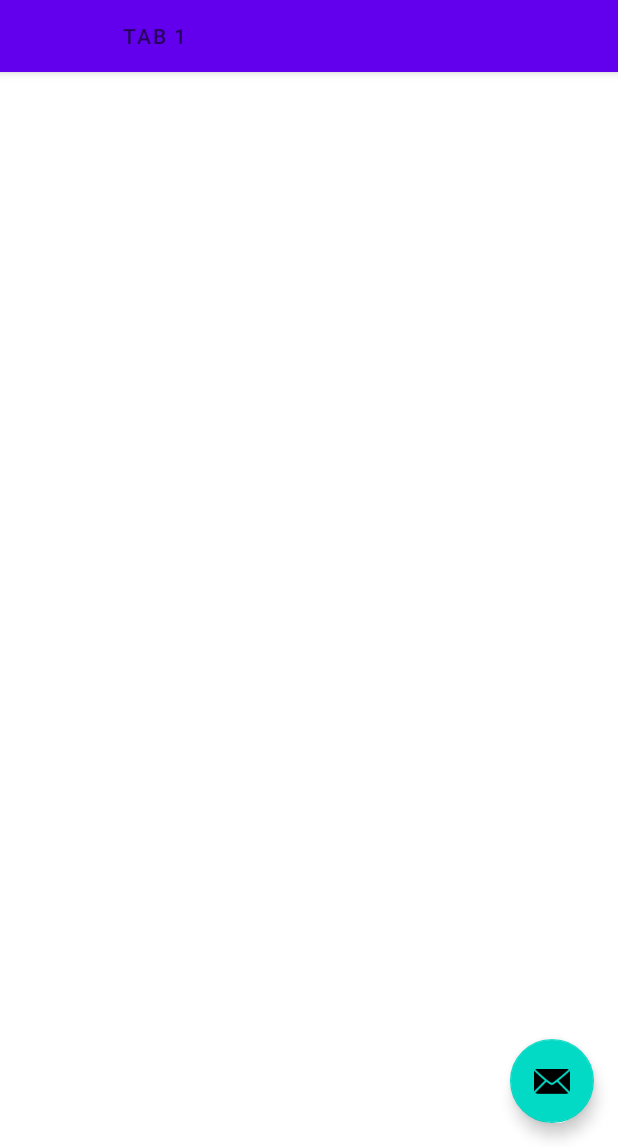
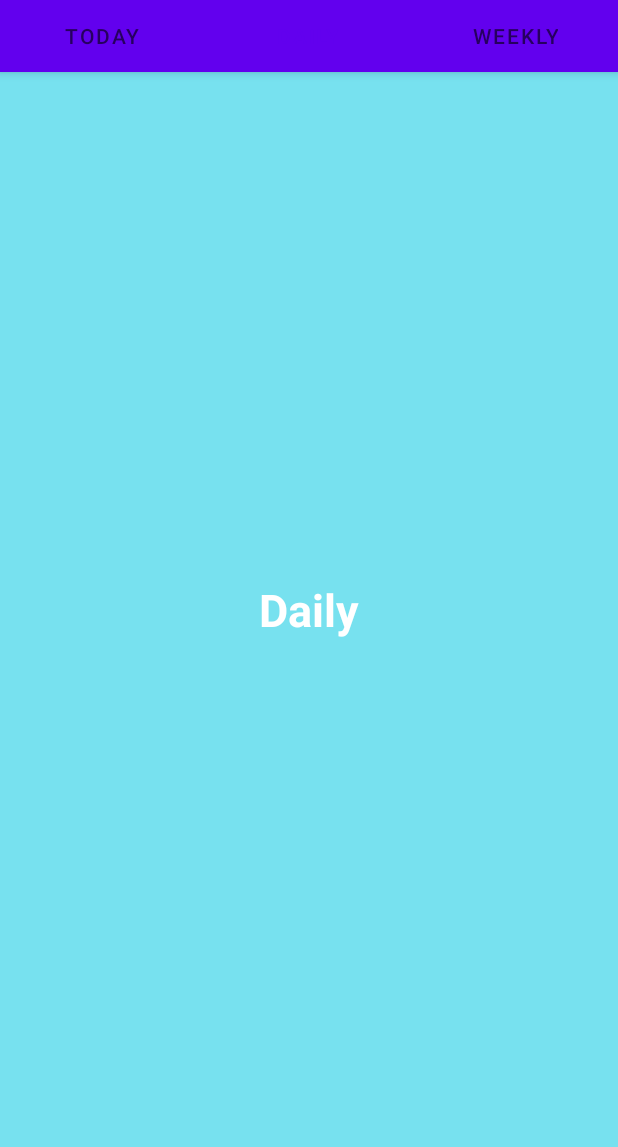
Before and after one commit to zfareed/TabsApplication, an Android app: the screen it shows after launch (MainActivity), tab 2 chosen, on a phone screen of 412 x 824 dp, the part 89-1236 px from its top. Run offline under Robolectric (Android 15) with nearby library versions, the phone set to English and light mode, and no system bars.

```diff
--- a/app/build.gradle
+++ b/app/build.gradle
@@ -35,6 +35,7 @@ dependencies {
     implementation 'androidx.constraintlayout:constraintlayout:2.0.4'
     implementation 'androidx.lifecycle:lifecycle-livedata-ktx:2.2.0'
     implementation 'androidx.lifecycle:lifecycle-viewmodel-ktx:2.2.0'
+    implementation 'androidx.legacy:legacy-support-v4:1.0.0'
     testImplementation 'junit:junit:4.+'
     androidTestImplementation 'androidx.test.ext:junit:1.1.2'
     androidTestImplementation 'androidx.test.espresso:espresso-core:3.3.0'
--- /dev/null
+++ b/app/src/main/java/com/example/tabsapplication/Daily.java
@@ -0,0 +1,64 @@
+package com.example.tabsapplication;
+
+import android.os.Bundle;
+
+import androidx.fragment.app.Fragment;
+
+import android.view.LayoutInflater;
+import android.view.View;
+import android.view.ViewGroup;
+
+/**
+ * A simple {@link Fragment} subclass.
+ * Use the {@link Daily#newInstance} factory method to
+ * create an instance of this fragment.
+ */
+public class Daily extends Fragment {
+
+    // TODO: Rename parameter arguments, choose names that match
+    // the fragment initialization parameters, e.g. ARG_ITEM_NUMBER
+    private static final String ARG_PARAM1 = "param1";
+    private static final String ARG_PARAM2 = "param2";
+
+    // TODO: Rename and change types of parameters
+    private String mParam1;
+    private String mParam2;
+
+    public Daily() {
+        // Required empty public constructor
+    }
+
+    /**
+     * Use this factory method to create a new instance of
+     * this fragment using the provided parameters.
+     *
+     * @param param1 Parameter 1.
+     * @param param2 Parameter 2.
+     * @return A new instance of fragment Daily.
+     */
+    // TODO: Rename and change types and number of parameters
+    public static Daily newInstance(String param1, String param2) {
+        Daily fragment = new Daily();
+        Bundle args = new Bundle();
+        args.putString(ARG_PARAM1, param1);
+        args.putString(ARG_PARAM2, param2);
+        fragment.setArguments(args);
+        return fragment;
+    }
+
+    @Override
+    public void onCreate(Bundle savedInstanceState) {
+        super.onCreate(savedInstanceState);
+        if (getArguments() != null) {
+            mParam1 = getArguments().getString(ARG_PARAM1);
+            mParam2 = getArguments().getString(ARG_PARAM2);
+        }
+    }
+
+    @Override
+    public View onCreateView(LayoutInflater inflater, ViewGroup container,
+                             Bundle savedInstanceState) {
+        // Inflate the layout for this fragment
+        return inflater.inflate(R.layout.fragment_daily, container, false);
+    }
+}
--- a/app/src/main/java/com/example/tabsapplication/MainActivity.java
+++ b/app/src/main/java/com/example/tabsapplication/MainActivity.java
@@ -21,19 +21,11 @@ public class MainActivity extends AppCompatActivity {
     protected void onCreate(Bundle savedInstanceState) {
         super.onCreate(savedInstanceState);
         setContentView(R.layout.activity_main);
-        SectionsPagerAdapter sectionsPagerAdapter = new SectionsPagerAdapter(this, getSupportFragmentManager());
+        SectionsPagerAdapter sectionsPagerAdapter = new SectionsPagerAdapter(getSupportFragmentManager(),3);
         ViewPager viewPager = findViewById(R.id.view_pager);
         viewPager.setAdapter(sectionsPagerAdapter);
         TabLayout tabs = findViewById(R.id.tabs);
         tabs.setupWithViewPager(viewPager);
-        FloatingActionButton fab = findViewById(R.id.fab);
 
-        fab.setOnClickListener(new View.OnClickListener() {
-            @Override
-            public void onClick(View view) {
-                Snackbar.make(view, "Replace with your own action", Snackbar.LENGTH_LONG)
-                        .setAction("Action", null).show();
-            }
-        });
     }
 }
--- /dev/null
+++ b/app/src/main/java/com/example/tabsapplication/Today.java
@@ -0,0 +1,64 @@
+package com.example.tabsapplication;
+
+import android.os.Bundle;
+
+import androidx.fragment.app.Fragment;
+
+import android.view.LayoutInflater;
+import android.view.View;
+import android.view.ViewGroup;
+
+/**
+ * A simple {@link Fragment} subclass.
+ * Use the {@link Today#newInstance} factory method to
+ * create an instance of this fragment.
+ */
+public class Today extends Fragment {
+
+    // TODO: Rename parameter arguments, choose names that match
+    // the fragment initialization parameters, e.g. ARG_ITEM_NUMBER
+    private static final String ARG_PARAM1 = "param1";
+    private static final String ARG_PARAM2 = "param2";
+
+    // TODO: Rename and change types of parameters
+    private String mParam1;
+    private String mParam2;
+
+    public Today() {
+        // Required empty public constructor
+    }
+
+    /**
+     * Use this factory method to create a new instance of
+     * this fragment using the provided parameters.
+     *
+     * @param param1 Parameter 1.
+     * @param param2 Parameter 2.
+     * @return A new instance of fragment Today.
+     */
+    // TODO: Rename and change types and number of parameters
+    public static Today newInstance(String param1, String param2) {
+        Today fragment = new Today();
+        Bundle args = new Bundle();
+        args.putString(ARG_PARAM1, param1);
+        args.putString(ARG_PARAM2, param2);
+        fragment.setArguments(args);
+        return fragment;
+    }
+
+    @Override
+    public void onCreate(Bundle savedInstanceState) {
+        super.onCreate(savedInstanceState);
+        if (getArguments() != null) {
+            mParam1 = getArguments().getString(ARG_PARAM1);
+            mParam2 = getArguments().getString(ARG_PARAM2);
+        }
+    }
+
+    @Override
+    public View onCreateView(LayoutInflater inflater, ViewGroup container,
+                             Bundle savedInstanceState) {
+        // Inflate the layout for this fragment
+        return inflater.inflate(R.layout.fragment_today, container, false);
+    }
+}
--- /dev/null
+++ b/app/src/main/java/com/example/tabsapplication/Weekly.java
@@ -0,0 +1,64 @@
+package com.example.tabsapplication;
+
+import android.os.Bundle;
+
+import androidx.fragment.app.Fragment;
+
+import android.view.LayoutInflater;
+import android.view.View;
+import android.view.ViewGroup;
+
+/**
+ * A simple {@link Fragment} subclass.
+ * Use the {@link Weekly#newInstance} factory method to
+ * create an instance of this fragment.
+ */
+public class Weekly extends Fragment {
+
+    // TODO: Rename parameter arguments, choose names that match
+    // the fragment initialization parameters, e.g. ARG_ITEM_NUMBER
+    private static final String ARG_PARAM1 = "param1";
+    private static final String ARG_PARAM2 = "param2";
+
+    // TODO: Rename and change types of parameters
+    private String mParam1;
+    private String mParam2;
+
+    public Weekly() {
+        // Required empty public constructor
+    }
+
+    /**
+     * Use this factory method to create a new instance of
+     * this fragment using the provided parameters.
+     *
+     * @param param1 Parameter 1.
+     * @param param2 Parameter 2.
+     * @return A new instance of fragment Weekly.
+     */
+    // TODO: Rename and change types and number of parameters
+    public static Weekly newInstance(String param1, String param2) {
+        Weekly fragment = new Weekly();
+        Bundle args = new Bundle();
+        args.putString(ARG_PARAM1, param1);
+        args.putString(ARG_PARAM2, param2);
+        fragment.setArguments(args);
+        return fragment;
+    }
+
+    @Override
+    public void onCreate(Bundle savedInstanceState) {
+        super.onCreate(savedInstanceState);
+        if (getArguments() != null) {
+            mParam1 = getArguments().getString(ARG_PARAM1);
+            mParam2 = getArguments().getString(ARG_PARAM2);
+        }
+    }
+
+    @Override
+    public View onCreateView(LayoutInflater inflater, ViewGroup container,
+                             Bundle savedInstanceState) {
+        // Inflate the layout for this fragment
+        return inflater.inflate(R.layout.fragment_weekly, container, false);
+    }
+}
--- a/app/src/main/java/com/example/tabsapplication/ui/main/PageViewModel.java
+++ /dev/null
@@ -1,26 +0,0 @@
-package com.example.tabsapplication.ui.main;
-
-import androidx.arch.core.util.Function;
-import androidx.lifecycle.LiveData;
-import androidx.lifecycle.MutableLiveData;
-import androidx.lifecycle.Transformations;
-import androidx.lifecycle.ViewModel;
-
-public class PageViewModel extends ViewModel {
-
-    private MutableLiveData<Integer> mIndex = new MutableLiveData<>();
-    private LiveData<String> mText = Transformations.map(mIndex, new Function<Integer, String>() {
-        @Override
-        public String apply(Integer input) {
-            return "Hello world from section: " + input;
-        }
-    });
-
-    public void setIndex(int index) {
-        mIndex.setValue(index);
-    }
-
-    public LiveData<String> getText() {
-        return mText;
-    }
-}
--- a/app/src/main/java/com/example/tabsapplication/ui/main/PlaceholderFragment.java
+++ /dev/null
@@ -1,59 +0,0 @@
-package com.example.tabsapplication.ui.main;
-
-import android.os.Bundle;
-import android.view.LayoutInflater;
-import android.view.View;
-import android.view.ViewGroup;
-import android.widget.TextView;
-
-import androidx.annotation.Nullable;
-import androidx.annotation.NonNull;
-import androidx.fragment.app.Fragment;
-import androidx.lifecycle.Observer;
-import androidx.lifecycle.ViewModelProvider;
-
-import com.example.tabsapplication.R;
-
-/**
- * A placeholder fragment containing a simple view.
- */
-public class PlaceholderFragment extends Fragment {
-
-    private static final String ARG_SECTION_NUMBER = "section_number";
-
-    private PageViewModel pageViewModel;
-
-    public static PlaceholderFragment newInstance(int index) {
-        PlaceholderFragment fragment = new PlaceholderFragment();
-        Bundle bundle = new Bundle();
-        bundle.putInt(ARG_SECTION_NUMBER, index);
-        fragment.setArguments(bundle);
-        return fragment;
-    }
-
-    @Override
-    public void onCreate(Bundle savedInstanceState) {
-        super.onCreate(savedInstanceState);
-        pageViewModel = new ViewModelProvider(this).get(PageViewModel.class);
-        int index = 1;
-        if (getArguments() != null) {
-            index = getArguments().getInt(ARG_SECTION_NUMBER);
-        }
-        pageViewModel.setIndex(index);
-    }
-
-    @Override
-    public View onCreateView(
-            @NonNull LayoutInflater inflater, ViewGroup container,
-            Bundle savedInstanceState) {
-        View root = inflater.inflate(R.layout.fragment_main, container, false);
-        final TextView textView = root.findViewById(R.id.section_label);
-        pageViewModel.getText().observe(this, new Observer<String>() {
-            @Override
-            public void onChanged(@Nullable String s) {
-                textView.setText(s);
-            }
-        });
-        return root;
-    }
-}
--- a/app/src/main/java/com/example/tabsapplication/ui/main/SectionsPagerAdapter.java
+++ b/app/src/main/java/com/example/tabsapplication/ui/main/SectionsPagerAdapter.java
@@ -1,6 +1,7 @@
 package com.example.tabsapplication.ui.main;
 
 import android.content.Context;
+import android.widget.Switch;
 
 import androidx.annotation.Nullable;
 import androidx.annotation.StringRes;
@@ -8,39 +9,49 @@ import androidx.fragment.app.Fragment;
 import androidx.fragment.app.FragmentManager;
 import androidx.fragment.app.FragmentPagerAdapter;
 
+import com.example.tabsapplication.Daily;
 import com.example.tabsapplication.R;
+import com.example.tabsapplication.Today;
+import com.example.tabsapplication.Weekly;
 
-/**
- * A [FragmentPagerAdapter] that returns a fragment corresponding to
- * one of the sections/tabs/pages.
- */
+
 public class SectionsPagerAdapter extends FragmentPagerAdapter {
 
-    @StringRes
-    private static final int[] TAB_TITLES = new int[]{R.string.tab_text_1, R.string.tab_text_2};
-    private final Context mContext;
+    int numberOfTabs;
+    private static final String[] TAB_TITLES = new String[]{"Today","Daily","Weekly"};
 
-    public SectionsPagerAdapter(Context context, FragmentManager fm) {
+
+    public SectionsPagerAdapter(FragmentManager fm, int numberOfTabs) {
         super(fm);
-        mContext = context;
+        this.numberOfTabs = numberOfTabs;
     }
 
     @Override
     public Fragment getItem(int position) {
-        // getItem is called to instantiate the fragment for the given page.
-        // Return a PlaceholderFragment (defined as a static inner class below).
-        return PlaceholderFragment.newInstance(position + 1);
+        Fragment fragment = null;
+        switch (position){
+            case 0:
+                fragment = new Today();
+                break;
+            case 1:
+                fragment = new Daily();
+                break;
+            case 2:
+                fragment = new Weekly();
+                break;
+        }
+        return fragment;
     }
 
     @Nullable
     @Override
     public CharSequence getPageTitle(int position) {
-        return mContext.getResources().getString(TAB_TITLES[position]);
+        return TAB_TITLES[position];
     }
 
     @Override
     public int getCount() {
-        // Show 2 total pages.
-        return 2;
+
+        return numberOfTabs;
     }
 }
--- a/app/src/main/res/layout/activity_main.xml
+++ b/app/src/main/res/layout/activity_main.xml
@@ -25,7 +25,23 @@
             android:id="@+id/tabs"
             android:layout_width="match_parent"
             android:layout_height="wrap_content"
-            android:background="?attr/colorPrimary" />
+            android:background="?attr/colorPrimary" >
+
+            <com.google.android.material.tabs.TabItem
+                android:layout_width="wrap_content"
+                android:layout_height="wrap_content"
+                android:text="Today" />
+
+            <com.google.android.material.tabs.TabItem
+                android:layout_width="wrap_content"
+                android:layout_height="wrap_content"
+                android:text="Daily" />
+
+            <com.google.android.material.tabs.TabItem
+                android:layout_width="wrap_content"
+                android:layout_height="wrap_content"
+                android:text="Weekly" />
+        </com.google.android.material.tabs.TabLayout>
     </com.google.android.material.appbar.AppBarLayout>
 
     <androidx.viewpager.widget.ViewPager
@@ -34,11 +50,5 @@
         android:layout_height="match_parent"
         app:layout_behavior="@string/appbar_scrolling_view_behavior" />
 
-    <com.google.android.material.floatingactionbutton.FloatingActionButton
-        android:id="@+id/fab"
-        android:layout_width="wrap_content"
-        android:layout_height="wrap_content"
-        android:layout_gravity="bottom|end"
-        android:layout_margin="@dimen/fab_margin"
-        app:srcCompat="@android:drawable/ic_dialog_email" />
+
 </androidx.coordinatorlayout.widget.CoordinatorLayout>
--- /dev/null
+++ b/app/src/main/res/layout/fragment_daily.xml
@@ -0,0 +1,19 @@
+<?xml version="1.0" encoding="utf-8"?>
+<LinearLayout xmlns:android="http://schemas.android.com/apk/res/android"
+    xmlns:tools="http://schemas.android.com/tools"
+    android:layout_width="match_parent"
+    android:layout_height="match_parent"
+    android:gravity="center"
+    android:background="#77E1EF"
+    tools:context=".Daily">
+
+    <!-- TODO: Update blank fragment layout -->
+    <TextView
+        android:layout_width="wrap_content"
+        android:layout_height="wrap_content"
+        android:textSize="30sp"
+        android:textColor="@color/white"
+        android:textStyle="bold"
+        android:text="Daily" />
+
+</LinearLayout>
--- a/app/src/main/res/layout/fragment_main.xml
+++ /dev/null
@@ -1,23 +0,0 @@
-<?xml version="1.0" encoding="utf-8"?>
-<androidx.constraintlayout.widget.ConstraintLayout xmlns:android="http://schemas.android.com/apk/res/android"
-    xmlns:app="http://schemas.android.com/apk/res-auto"
-    xmlns:tools="http://schemas.android.com/tools"
-    android:id="@+id/constraintLayout"
-    android:layout_width="match_parent"
-    android:layout_height="match_parent"
-    tools:context=".ui.main.PlaceholderFragment">
-
-    <TextView
-        android:id="@+id/section_label"
-        android:layout_width="wrap_content"
-        android:layout_height="wrap_content"
-        android:layout_marginStart="@dimen/activity_horizontal_margin"
-        android:layout_marginTop="@dimen/activity_vertical_margin"
-        android:layout_marginEnd="@dimen/activity_horizontal_margin"
-        android:layout_marginBottom="@dimen/activity_vertical_margin"
-        app:layout_constraintLeft_toLeftOf="parent"
-        app:layout_constraintTop_toTopOf="@+id/constraintLayout"
-        tools:layout_constraintLeft_creator="1"
-        tools:layout_constraintTop_creator="1" />
-
-</androidx.constraintlayout.widget.ConstraintLayout>
--- a/app/src/main/res/values/strings.xml
+++ b/app/src/main/res/values/strings.xml
@@ -2,4 +2,6 @@
     <string name="app_name">TabsApplication</string>
     <string name="tab_text_1">Tab 1</string>
     <string name="tab_text_2">Tab 2</string>
+    <!-- TODO: Remove or change this placeholder text -->
+    <string name="hello_blank_fragment">Hello blank fragment</string>
 </resources>
```
Also changed, not shown: app/src/main/res/layout/fragment_today.xml (added, +19 -0 lines), app/src/main/res/layout/fragment_weekly.xml (added, +19 -0 lines).
